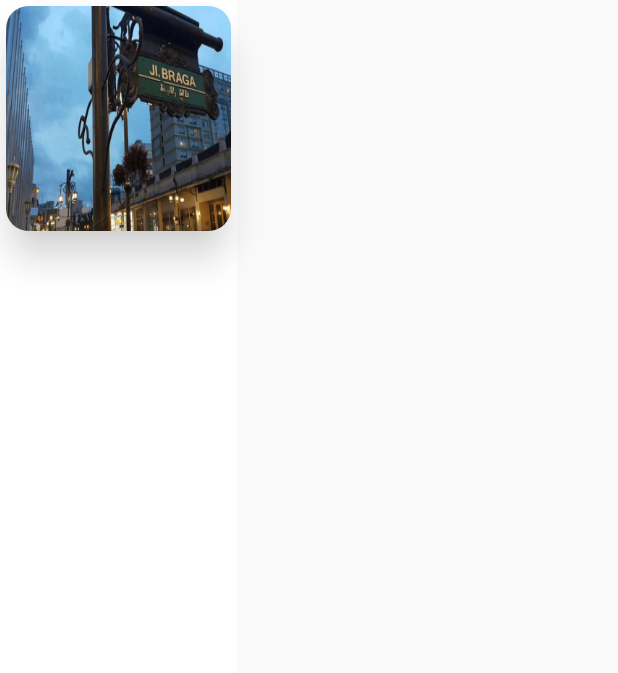
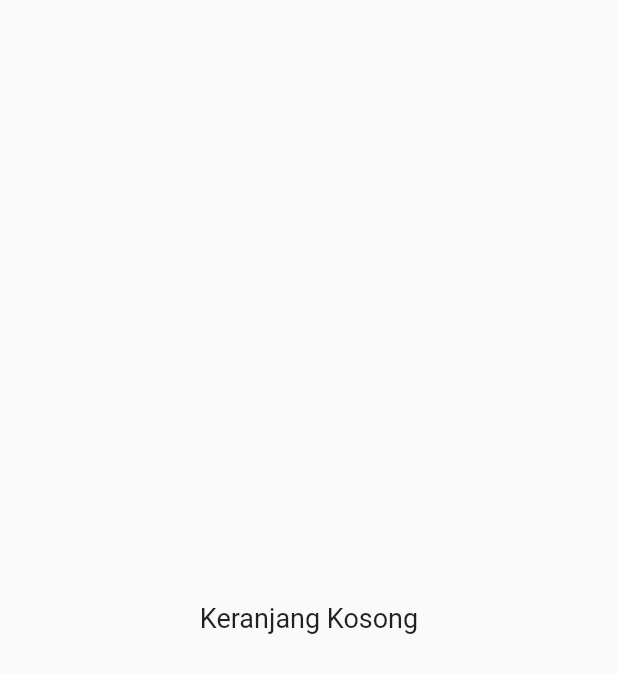
Before and after one commit to Masbin1/sahabit-apps, a Flutter app: the KeranjangPage screen opened directly, on a phone screen of 412 x 824 dp. Shown: the top 673 px of the screen. Run offline on Flutter 3.47's test engine with Material 2 defaults, Android fonts, the phone set to English and light mode, and no system bars; our stand-ins replace carousel_slider, google_maps_flutter, google_nav_bar, image_picker, shared_preferences, sqflite and 2 more; missing offline and left inert: banner_listtile, flutter_onboard, fsearch, sign_button; accounts and stored records are empty.

Commit message:
last commit

```diff
--- a/lib/konstant.dart
+++ b/lib/konstant.dart
@@ -4,5 +4,5 @@ import 'package:flutter/material.dart';
 
 Color primaryColor = Color(0xFF050522);
 // String sUrl = "kutikin.000webhostapp.com";
-String sUrl = "192.168.43.145";
-// String sUrl = "http://localhost:80";
+// String sUrl = "192.168.43.145";
+String sUrl = "cism.sahabatmuseumkaa.com";
--- a/lib/transaksi/keranjang_page.dart
+++ b/lib/transaksi/keranjang_page.dart
@@ -206,53 +206,53 @@ class _KeranjangPageState extends State<KeranjangPage> {
   }
 
   Widget _keranjangKosong() {
-    return SafeArea(
-      child: Container(
-        color: Colors.white,
-        child: Column(
-          children: [
-            Positioned(
-              child: Card(
-                elevation: 10.0,
-                shadowColor: Color.fromARGB(255, 29, 11, 11).withOpacity(0.5),
-                shape: RoundedRectangleBorder(
-                  borderRadius: BorderRadius.circular(25.0),
-                ),
-                child: Container(
-                  height: 150,
-                  width: 150,
-                  decoration: BoxDecoration(
-                      borderRadius: BorderRadius.circular(15.0),
-                      image: DecorationImage(
-                          fit: BoxFit.fill,
-                          image: AssetImage('assets/images/braga.png'))),
-                ),
-              ),
-            ),
-          ],
-        ),
-      ),
-    );
+    // return SafeArea(
+    //   child: Container(
+    //     color: Colors.white,
+    //     child: Column(
+    //       children: [
+    //         Positioned(
+    //           child: Card(
+    //             elevation: 10.0,
+    //             shadowColor: Color.fromARGB(255, 29, 11, 11).withOpacity(0.5),
+    //             shape: RoundedRectangleBorder(
+    //               borderRadius: BorderRadius.circular(25.0),
+    //             ),
+    //             child: Container(
+    //               height: 150,
+    //               width: 150,
+    //               decoration: BoxDecoration(
+    //                   borderRadius: BorderRadius.circular(15.0),
+    //                   image: DecorationImage(
+    //                       fit: BoxFit.fill,
+    //                       image: AssetImage('assets/images/braga.png'))),
+    //             ),
+    //           ),
+    //         ),
+    //       ],
+    //     ),
+    //   ),
+    // );
 
-    // return FutureBuilder(
-    //     future: Future.delayed(Duration(seconds: 1)),
-    //     builder: (c, s) => s.connectionState == ConnectionState.done
-    //         ? keranjanglist.isEmpty
-    //             ? SafeArea(
-    //                 child: Center(
-    //                   child: Container(
-    //                     padding: EdgeInsets.only(left: 25, right: 25),
-    //                     child: Text("Keranjang Kosong",
-    //                         style: TextStyle(fontSize: 18)),
-    //                   ),
-    //                 ),
-    //               )
-    //             : Center(
-    //                 child: CircularProgressIndicator(),
-    //               )
-    //         : Center(
-    //             child: CircularProgressIndicator(),
-    //           ));
+    return FutureBuilder(
+        future: Future.delayed(Duration(seconds: 1)),
+        builder: (c, s) => s.connectionState == ConnectionState.done
+            ? keranjanglist.isEmpty
+                ? SafeArea(
+                    child: Center(
+                      child: Container(
+                        padding: EdgeInsets.only(left: 25, right: 25),
+                        child: Text("Keranjang Kosong",
+                            style: TextStyle(fontSize: 18)),
+                      ),
+                    ),
+                  )
+                : Center(
+                    child: CircularProgressIndicator(),
+                  )
+            : Center(
+                child: CircularProgressIndicator(),
+              ));
   }
 
   Widget _widgetKeranjang() {
```
Also changed, not shown: 6 other files.
